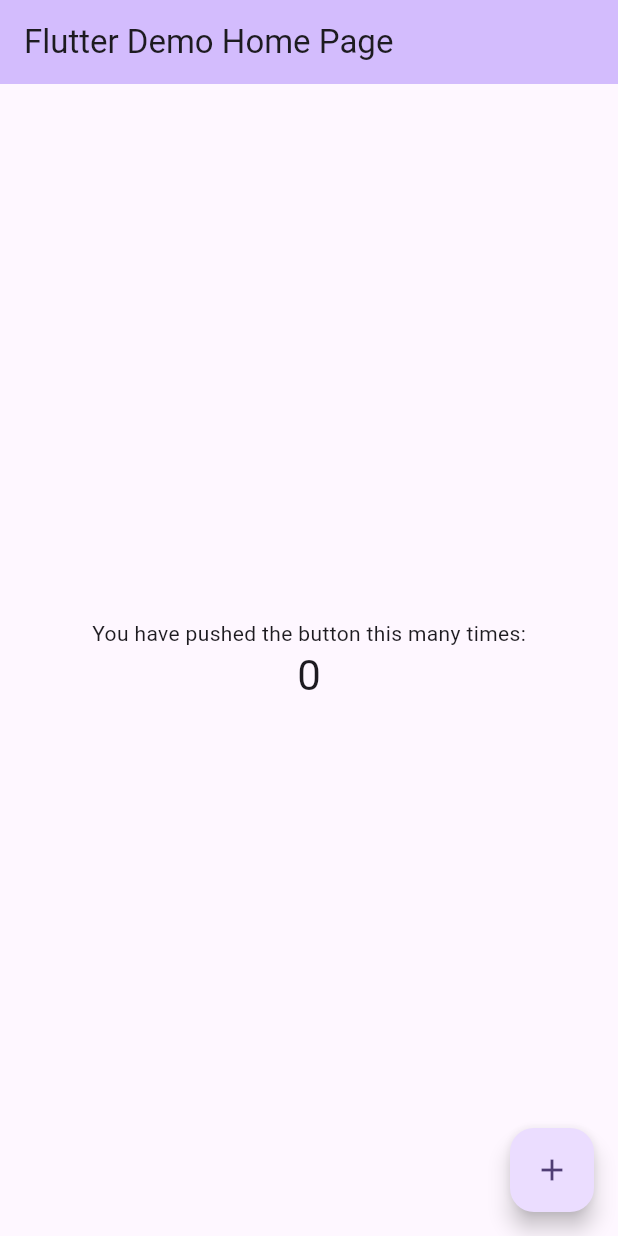
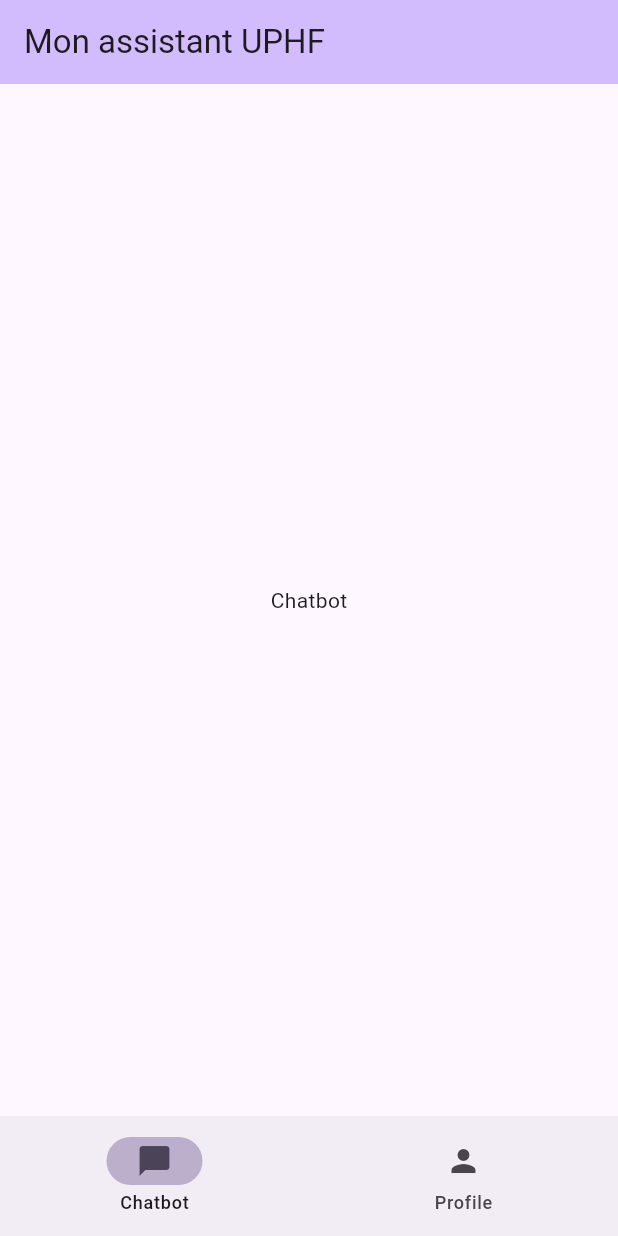
Before and after one commit to Miunn/projet-info-s8, a Flutter app: the screen it shows after launch, on a phone screen of 412 x 824 dp. Run offline on Flutter 3.47's test engine with Material 3 defaults, Android fonts, the light colour scheme and no system bars.

Commit message:
Bottom app bar with chatbot and profile

```diff
--- a/lib/main.dart
+++ b/lib/main.dart
@@ -13,25 +13,10 @@
     return MaterialApp(
       title: 'Flutter Demo',
       theme: ThemeData(
-        // This is the theme of your application.
-        //
-        // TRY THIS: Try running your application with "flutter run". You'll see
-        // the application has a purple toolbar. Then, without quitting the app,
-        // try changing the seedColor in the colorScheme below to Colors.green
-        // and then invoke "hot reload" (save your changes or press the "hot
-        // reload" button in a Flutter-supported IDE, or press "r" if you used
-        // the command line to start the app).
-        //
-        // Notice that the counter didn't reset back to zero; the application
-        // state is not lost during the reload. To reset the state, use hot
-        // restart instead.
-        //
-        // This works for code too, not just values: Most code changes can be
-        // tested with just a hot reload.
         colorScheme: ColorScheme.fromSeed(seedColor: Colors.deepPurple),
         useMaterial3: true,
       ),
-      home: const MyHomePage(title: 'Flutter Demo Home Page'),
+      home: const MyHomePage(title: 'Mon assistant UPHF'),
     );
   }
 }
@@ -55,16 +40,15 @@
 }
 
 class _MyHomePageState extends State<MyHomePage> {
-  int _counter = 0;
+  int _selectedIndex = 0;
+  static const List<Widget> _widgets = <Widget>[
+    Text('Chatbot'),
+    Text('Profile'),
+  ];
 
-  void _incrementCounter() {
+  void _onItemTapped(int index) {
     setState(() {
-      // This call to setState tells the Flutter framework that something has
-      // changed in this State, which causes it to rerun the build method below
-      // so that the display can reflect the updated values. If we changed
-      // _counter without calling setState(), then the build method would not be
-      // called again, and so nothing would appear to happen.
-      _counter++;
+      _selectedIndex = index;
     });
   }
 
@@ -87,38 +71,24 @@
         title: Text(widget.title),
       ),
       body: Center(
-        // Center is a layout widget. It takes a single child and positions it
-        // in the middle of the parent.
-        child: Column(
-          // Column is also a layout widget. It takes a list of children and
-          // arranges them vertically. By default, it sizes itself to fit its
-          // children horizontally, and tries to be as tall as its parent.
-          //
-          // Column has various properties to control how it sizes itself and
-          // how it positions its children. Here we use mainAxisAlignment to
-          // center the children vertically; the main axis here is the vertical
-          // axis because Columns are vertical (the cross axis would be
-          // horizontal).
-          //
-          // TRY THIS: Invoke "debug painting" (choose the "Toggle Debug Paint"
-          // action in the IDE, or press "p" in the console), to see the
-          // wireframe for each widget.
-          mainAxisAlignment: MainAxisAlignment.center,
-          children: <Widget>[
-            const Text(
-              'You have pushed the button this many times:',
-            ),
-            Text(
-              '$_counter',
-              style: Theme.of(context).textTheme.headlineMedium,
-            ),
-          ],
-        ),
+        child: _widgets.elementAt(_selectedIndex),
       ),
-      floatingActionButton: FloatingActionButton(
-        onPressed: _incrementCounter,
-        tooltip: 'Increment',
-        child: const Icon(Icons.add),
+      bottomNavigationBar: NavigationBar(
+        selectedIndex: _selectedIndex,
+        indicatorColor: Theme.of(context).colorScheme.primary.withOpacity(0.4),
+        onDestinationSelected: _onItemTapped,
+        destinations: const <NavigationDestination>[
+          NavigationDestination(
+            selectedIcon: Icon(Icons.chat_bubble),
+            icon: Icon(Icons.chat_bubble_outline),
+            label: 'Chatbot',
+          ),
+          NavigationDestination(
+            selectedIcon: Icon(Icons.person),
+            icon: Icon(Icons.person),
+            label: 'Profile',
+          ),
+        ],
       ), // This trailing comma makes auto-formatting nicer for build methods.
     );
   }
```
